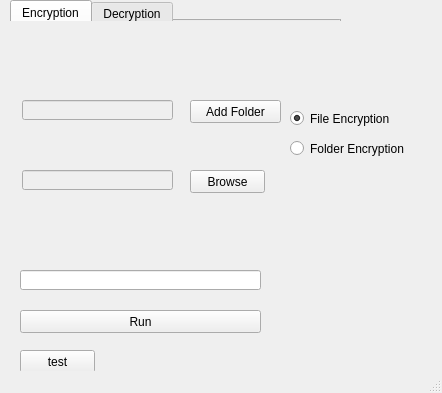
Above: MainWindow.ui from AHazimy/Enc._Dec-AES before the change. Below: the same form after it.
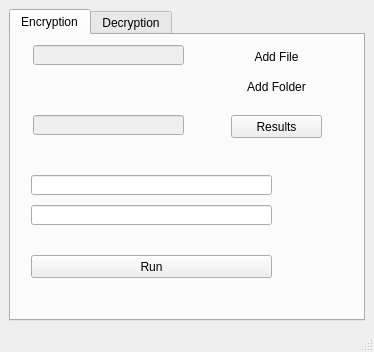
That is the form after the change. Icons and pictures are not drawn.

Commit message: Fix functions_for browse

Patch:
```diff
--- a/MainWindow.ui
+++ b/MainWindow.ui
@@ -6,183 +6,214 @@
    <rect>
     <x>0</x>
     <y>0</y>
-    <width>442</width>
-    <height>393</height>
+    <width>374</width>
+    <height>352</height>
    </rect>
   </property>
   <property name="windowTitle">
    <string>AES_files</string>
   </property>
+  <property name="toolButtonStyle">
+   <enum>Qt::ToolButtonIconOnly</enum>
+  </property>
   <widget class="QWidget" name="centralwidget">
-   <widget class="QLineEdit" name="lineEdit_source">
-    <property name="enabled">
-     <bool>false</bool>
-    </property>
-    <property name="geometry">
-     <rect>
-      <x>22</x>
-      <y>100</y>
-      <width>151</width>
-      <height>20</height>
-     </rect>
-    </property>
-   </widget>
-   <widget class="QLineEdit" name="lineEdit_destination">
-    <property name="enabled">
-     <bool>false</bool>
-    </property>
-    <property name="geometry">
-     <rect>
-      <x>22</x>
-      <y>170</y>
-      <width>151</width>
-      <height>20</height>
-     </rect>
-    </property>
-   </widget>
-   <widget class="QPushButton" name="btn_browse_source">
-    <property name="geometry">
-     <rect>
-      <x>190</x>
-      <y>100</y>
-      <width>91</width>
-      <height>23</height>
-     </rect>
-    </property>
-    <property name="cursor">
-     <cursorShape>PointingHandCursor</cursorShape>
-    </property>
-    <property name="text">
-     <string>Add Folder</string>
-    </property>
-    <property name="icon">
-     <iconset>
-      <normalon>:/newPrefix/img/folder.png</normalon>
-     </iconset>
-    </property>
-    <property name="checkable">
-     <bool>false</bool>
-    </property>
-   </widget>
-   <widget class="QPushButton" name="btn_browse_destination">
-    <property name="geometry">
-     <rect>
-      <x>190</x>
-      <y>170</y>
-      <width>75</width>
-      <height>23</height>
-     </rect>
-    </property>
-    <property name="cursor">
-     <cursorShape>PointingHandCursor</cursorShape>
-    </property>
-    <property name="text">
-     <string>Browse</string>
-    </property>
-   </widget>
-   <widget class="QPushButton" name="btn_run">
-    <property name="geometry">
-     <rect>
-      <x>20</x>
-      <y>310</y>
-      <width>241</width>
-      <height>23</height>
-     </rect>
-    </property>
-    <property name="cursor">
-     <cursorShape>PointingHandCursor</cursorShape>
-    </property>
-    <property name="text">
-     <string>Run</string>
-    </property>
-   </widget>
-   <widget class="QLineEdit" name="lineEdit_password">
-    <property name="geometry">
-     <rect>
-      <x>20</x>
-      <y>270</y>
-      <width>241</width>
-      <height>20</height>
-     </rect>
-    </property>
-   </widget>
-   <widget class="QPushButton" name="btn_test">
-    <property name="geometry">
-     <rect>
-      <x>20</x>
-      <y>350</y>
-      <width>75</width>
-      <height>23</height>
-     </rect>
-    </property>
-    <property name="text">
-     <string>test</string>
-    </property>
-   </widget>
-   <widget class="QRadioButton" name="rb_folder">
-    <property name="geometry">
-     <rect>
-      <x>290</x>
-      <y>140</y>
-      <width>131</width>
-      <height>17</height>
-     </rect>
-    </property>
-    <property name="cursor">
-     <cursorShape>PointingHandCursor</cursorShape>
-    </property>
-    <property name="text">
-     <string>Folder Encryption</string>
-    </property>
-    <attribute name="buttonGroup">
-     <string notr="true">buttonGroup</string>
-    </attribute>
-   </widget>
-   <widget class="QRadioButton" name="rb_file">
-    <property name="geometry">
-     <rect>
-      <x>290</x>
-      <y>110</y>
-      <width>131</width>
-      <height>17</height>
-     </rect>
-    </property>
-    <property name="cursor">
-     <cursorShape>PointingHandCursor</cursorShape>
-    </property>
-    <property name="text">
-     <string>File Encryption</string>
-    </property>
-    <property name="checked">
-     <bool>true</bool>
-    </property>
-    <attribute name="buttonGroup">
-     <string notr="true">buttonGroup</string>
-    </attribute>
-   </widget>
-   <widget class="QTabWidget" name="tabWidget">
-    <property name="geometry">
-     <rect>
-      <x>10</x>
-      <y>0</y>
-      <width>331</width>
-      <height>21</height>
-     </rect>
-    </property>
-    <property name="currentIndex">
-     <number>0</number>
-    </property>
-    <widget class="QWidget" name="tab">
-     <attribute name="title">
-      <string>Encryption</string>
-     </attribute>
-    </widget>
-    <widget class="QWidget" name="tab_2">
-     <attribute name="title">
-      <string>Decryption</string>
-     </attribute>
-    </widget>
-   </widget>
+   <layout class="QGridLayout" name="gridLayout">
+    <item row="0" column="0">
+     <widget class="QTabWidget" name="tabWidget">
+      <property name="styleSheet">
+       <string notr="true"/>
+      </property>
+      <property name="tabPosition">
+       <enum>QTabWidget::North</enum>
+      </property>
+      <property name="tabShape">
+       <enum>QTabWidget::Rounded</enum>
+      </property>
+      <property name="currentIndex">
+       <number>0</number>
+      </property>
+      <property name="iconSize">
+       <size>
+        <width>16</width>
+        <height>16</height>
+       </size>
+      </property>
+      <property name="elideMode">
+       <enum>Qt::ElideNone</enum>
+      </property>
+      <property name="documentMode">
+       <bool>false</bool>
+      </property>
+      <property name="tabsClosable">
+       <bool>false</bool>
+      </property>
+      <property name="movable">
+       <bool>false</bool>
+      </property>
+      <property name="tabBarAutoHide">
+       <bool>false</bool>
+      </property>
+      <widget class="QWidget" name="tab">
+       <attribute name="icon">
+        <iconset>
+         <normalon>:/newPrefix/img/kisspng-lock-computer-icons-clip-art-lock-5aca2fd1ceb269.0955582915231999538466.png</normalon>
+        </iconset>
+       </attribute>
+       <attribute name="title">
+        <string>Encryption</string>
+       </attribute>
+       <widget class="QLineEdit" name="lineEdit_password_confirm">
+        <property name="geometry">
+         <rect>
+          <x>20</x>
+          <y>170</y>
+          <width>241</width>
+          <height>20</height>
+         </rect>
+        </property>
+        <property name="echoMode">
+         <enum>QLineEdit::Password</enum>
+        </property>
+       </widget>
+       <widget class="QPushButton" name="btn_browse_destination">
+        <property name="geometry">
+         <rect>
+          <x>220</x>
+          <y>80</y>
+          <width>91</width>
+          <height>23</height>
+         </rect>
+        </property>
+        <property name="cursor">
+         <cursorShape>PointingHandCursor</cursorShape>
+        </property>
+        <property name="text">
+         <string>Results</string>
+        </property>
+       </widget>
+       <widget class="QPushButton" name="btn_browse_source_2">
+        <property name="geometry">
+         <rect>
+          <x>220</x>
+          <y>10</y>
+          <width>91</width>
+          <height>23</height>
+         </rect>
+        </property>
+        <property name="cursor">
+         <cursorShape>PointingHandCursor</cursorShape>
+        </property>
+        <property name="text">
+         <string>Add File</string>
+        </property>
+        <property name="icon">
+         <iconset>
+          <normalon>:/newPrefix/img/file.png</normalon>
+         </iconset>
+        </property>
+        <property name="checkable">
+         <bool>false</bool>
+        </property>
+        <property name="flat">
+         <bool>true</bool>
+        </property>
+       </widget>
+       <widget class="QLineEdit" name="lineEdit_destination">
+        <property name="enabled">
+         <bool>false</bool>
+        </property>
+        <property name="geometry">
+         <rect>
+          <x>22</x>
+          <y>80</y>
+          <width>151</width>
+          <height>20</height>
+         </rect>
+        </property>
+       </widget>
+       <widget class="QLineEdit" name="lineEdit_password">
+        <property name="geometry">
+         <rect>
+          <x>20</x>
+          <y>140</y>
+          <width>241</width>
+          <height>20</height>
+         </rect>
+        </property>
+        <property name="echoMode">
+         <enum>QLineEdit::Password</enum>
+        </property>
+       </widget>
+       <widget class="QPushButton" name="btn_run">
+        <property name="geometry">
+         <rect>
+          <x>20</x>
+          <y>220</y>
+          <width>241</width>
+          <height>23</height>
+         </rect>
+        </property>
+        <property name="cursor">
+         <cursorShape>PointingHandCursor</cursorShape>
+        </property>
+        <property name="text">
+         <string>Run</string>
+        </property>
+       </widget>
+       <widget class="QLineEdit" name="lineEdit_source">
+        <property name="enabled">
+         <bool>false</bool>
+        </property>
+        <property name="geometry">
+         <rect>
+          <x>22</x>
+          <y>10</y>
+          <width>151</width>
+          <height>20</height>
+         </rect>
+        </property>
+       </widget>
+       <widget class="QPushButton" name="btn_browse_source">
+        <property name="geometry">
+         <rect>
+          <x>220</x>
+          <y>40</y>
+          <width>91</width>
+          <height>23</height>
+         </rect>
+        </property>
+        <property name="cursor">
+         <cursorShape>PointingHandCursor</cursorShape>
+        </property>
+        <property name="text">
+         <string>Add Folder</string>
+        </property>
+        <property name="icon">
+         <iconset>
+          <normalon>:/newPrefix/img/folder.png</normalon>
+         </iconset>
+        </property>
+        <property name="checkable">
+         <bool>false</bool>
+        </property>
+        <property name="flat">
+         <bool>true</bool>
+        </property>
+       </widget>
+      </widget>
+      <widget class="QWidget" name="tab_2">
+       <attribute name="icon">
+        <iconset>
+         <normalon>:/newPrefix/img/unlock-16.png</normalon>
+        </iconset>
+       </attribute>
+       <attribute name="title">
+        <string>Decryption</string>
+       </attribute>
+      </widget>
+     </widget>
+    </item>
+   </layout>
   </widget>
   <widget class="QMenuBar" name="menubar">
    <property name="geometry">
```
Left out of the diff: 2 changed lines with no effect on the pictures. The commit also changes 4 other files.
